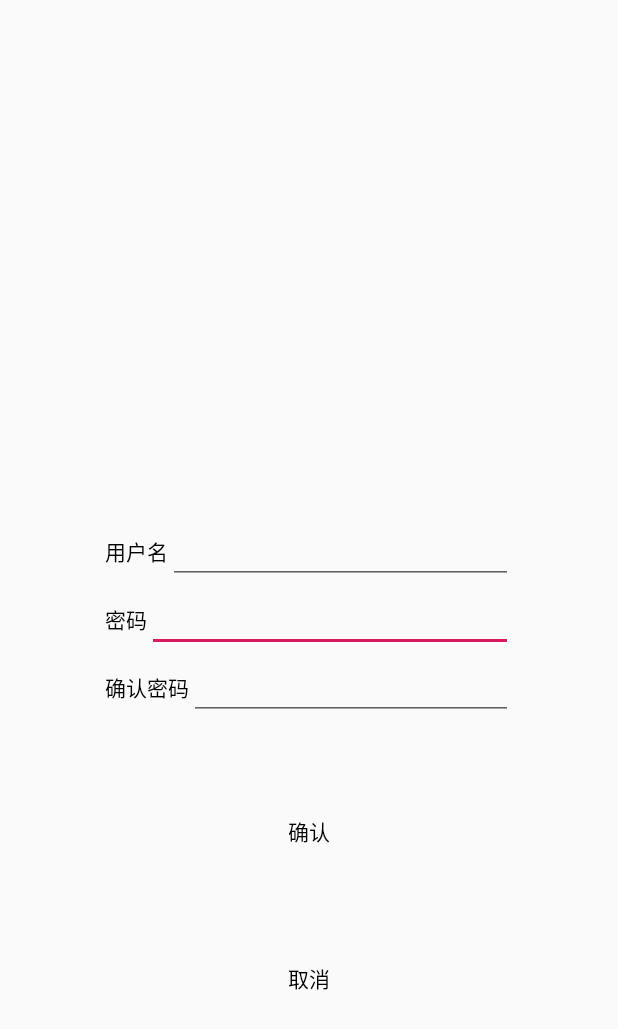
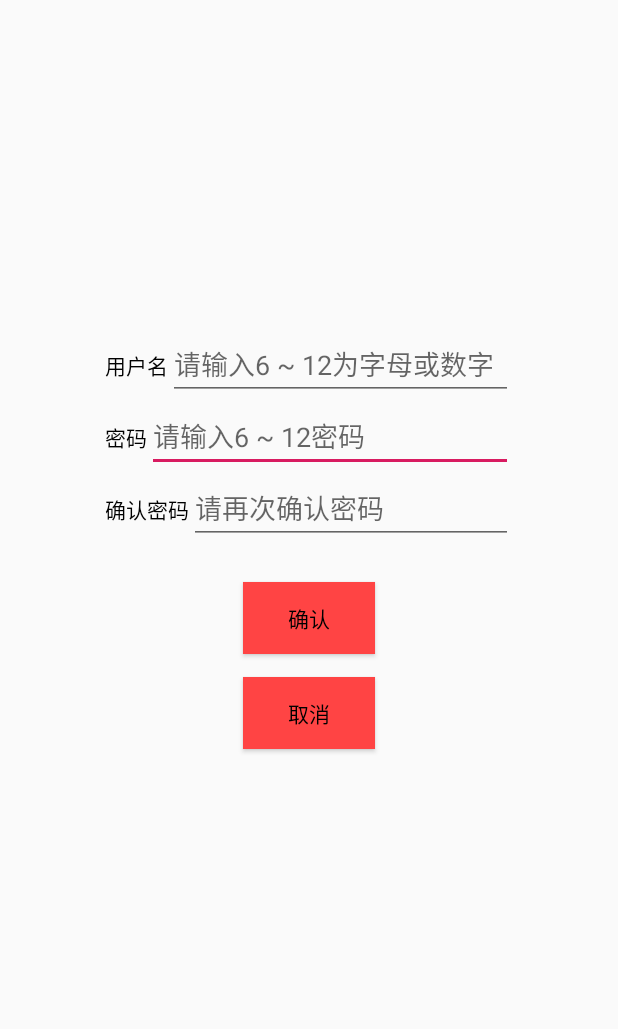
Before and after one commit to wangyuyong/wanAndroidCilent, an Android app: the RegisteActivity screen opened directly, with no data from a screen before it, on a phone screen of 412 x 824 dp. Shown: the top 1029 px of the screen. Run offline under Robolectric (Android 15) with nearby library versions, the phone set to English and light mode, and no system bars.

Commit message:
tenth commit

```diff
--- a/app/src/main/java/com/wyy/wanandroidcilent/adapter/BannerAdapter.java
+++ b/app/src/main/java/com/wyy/wanandroidcilent/adapter/BannerAdapter.java
@@ -36,4 +36,6 @@ public class BannerAdapter extends PagerAdapter {
     public boolean isViewFromObject(View view,Object o) {
         return view == o;
     }
+
+
 }
--- a/app/src/main/java/com/wyy/wanandroidcilent/utils/ParaseUtil.java
+++ b/app/src/main/java/com/wyy/wanandroidcilent/utils/ParaseUtil.java
@@ -64,9 +64,7 @@ public class ParaseUtil {
                 for (int i = 0; i < data.length(); i++){
                     JSONObject object = data.getJSONObject(i);
                     String imagePath = object.getString("imagePath");
-                    Log.d("imagePath",imagePath);
                     String url = object.getString("url");
-                    Log.d("url",url);
                     BannerData bannerData = new BannerData(imagePath,url);
                     bannerDatas.add(bannerData);
                 }
--- a/app/src/main/res/layout/activity_registe.xml
+++ b/app/src/main/res/layout/activity_registe.xml
@@ -3,11 +3,22 @@
     android:layout_width="match_parent"
     android:layout_height="match_parent" >
 
+    <Button
+        android:id="@+id/btn_confirm"
+        android:layout_width="wrap_content"
+        android:layout_height="wrap_content"
+        android:layout_centerInParent="true"
+        android:layout_marginTop="25dp"
+        android:text="确认"
+        android:textColor="@color/black"
+        android:background="@android:color/holo_red_light"
+        />
+
     <LinearLayout
         android:id="@+id/linearlayout_registe_password"
         android:layout_width="match_parent"
         android:layout_height="wrap_content"
-        android:layout_centerInParent="true">
+        android:layout_above="@id/linearlayout_registe_repassword">
 
         <TextView
             android:layout_width="wrap_content"
@@ -24,6 +35,8 @@
             android:layout_weight="1"
             android:layout_marginRight="70dp"
             android:inputType="textPassword"
+            android:hint="请输入6 ~ 12密码"
+            android:maxLength="12"
             />
     </LinearLayout>
 
@@ -47,6 +60,9 @@
             android:layout_height="wrap_content"
             android:layout_weight="1"
             android:layout_marginRight="70dp"
+            android:hint="请输入6 ~ 12为字母或数字"
+            android:maxLength="12"
+            android:digits="0123456789abcdefghijklmnopqrstuvwxyzABCDEFGHIJKLMNOPQRSTUVWXYZ"
             />
 
     </LinearLayout>
@@ -55,7 +71,7 @@
         android:id="@+id/linearlayout_registe_repassword"
         android:layout_width="match_parent"
         android:layout_height="wrap_content"
-        android:layout_below="@id/linearlayout_registe_password">
+        android:layout_above="@id/btn_confirm">
 
         <TextView
             android:layout_width="wrap_content"
@@ -72,32 +88,22 @@
             android:layout_weight="1"
             android:layout_marginRight="70dp"
             android:inputType="textPassword"
+            android:hint="请再次确认密码"
+            android:maxLength="12"
             />
 
     </LinearLayout>
-
-    <Button
-        android:id="@+id/btn_confirm"
-        android:layout_width="wrap_content"
-        android:layout_height="wrap_content"
-        android:layout_below="@id/linearlayout_registe_repassword"
-        android:layout_marginTop="50dp"
-        android:layout_centerHorizontal="true"
-        android:text="确认"
-        android:textColor="@color/black"
-        android:background="@android:color/transparent"
-        />
 
     <Button
         android:id="@+id/btn_cancel"
         android:layout_width="wrap_content"
         android:layout_height="wrap_content"
         android:layout_below="@id/btn_confirm"
-        android:layout_marginTop="50dp"
+        android:layout_marginTop="15dp"
         android:layout_centerHorizontal="true"
         android:text="取消"
         android:textColor="@color/black"
-        android:background="@android:color/transparent"
+        android:background="@android:color/holo_red_light"
         />
 
 </RelativeLayout>
```
Also changed, not shown: app/src/main/java/com/wyy/wanandroidcilent/adapter/ArticleAdapter.java (+5 -3 lines), app/src/main/java/com/wyy/wanandroidcilent/adapter/ArticleBannerAdapter.java (+7 -7 lines), app/src/main/java/com/wyy/wanandroidcilent/ui/ArticleListFragment.java (+14 -8 lines), app/src/main/java/com/wyy/wanandroidcilent/utils/HttpUtil.java (+0 -28 lines), app/src/main/java/com/wyy/wanandroidcilent/widget/Banner.java (+27 -4 lines), app/src/main/res/layout/activity_login.xml (+24 -19 lines), app/src/main/res/layout/activity_search.xml (+9 -5 lines), app/src/main/res/mipmap-xhdpi/back.png.
